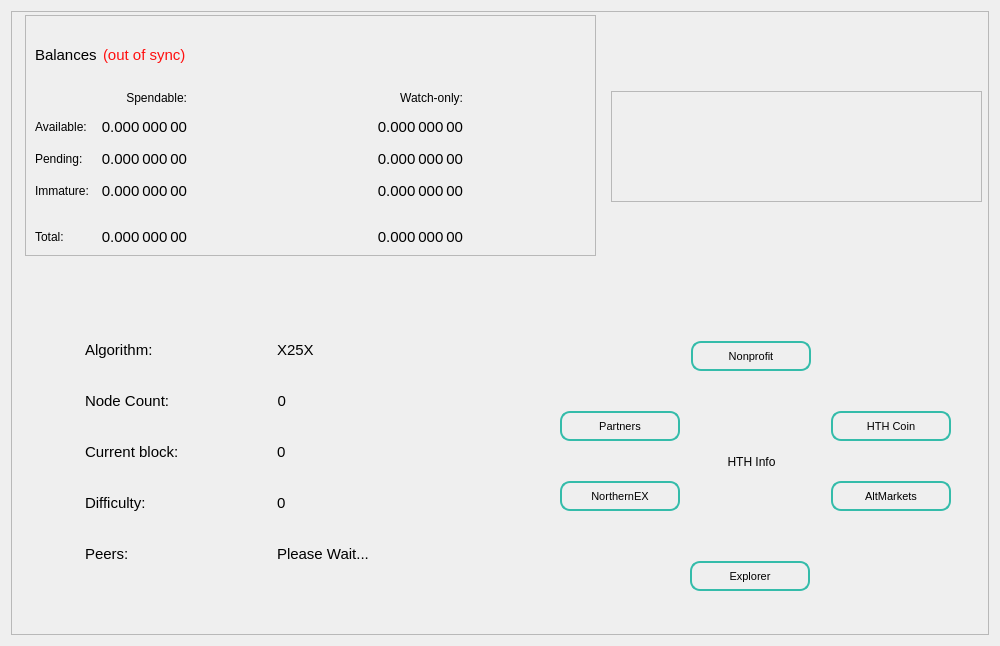
First picture: the form in src/qt/forms/overviewpage.ui, repository HTHcoin/helpthehomelesscoin, before the edit.
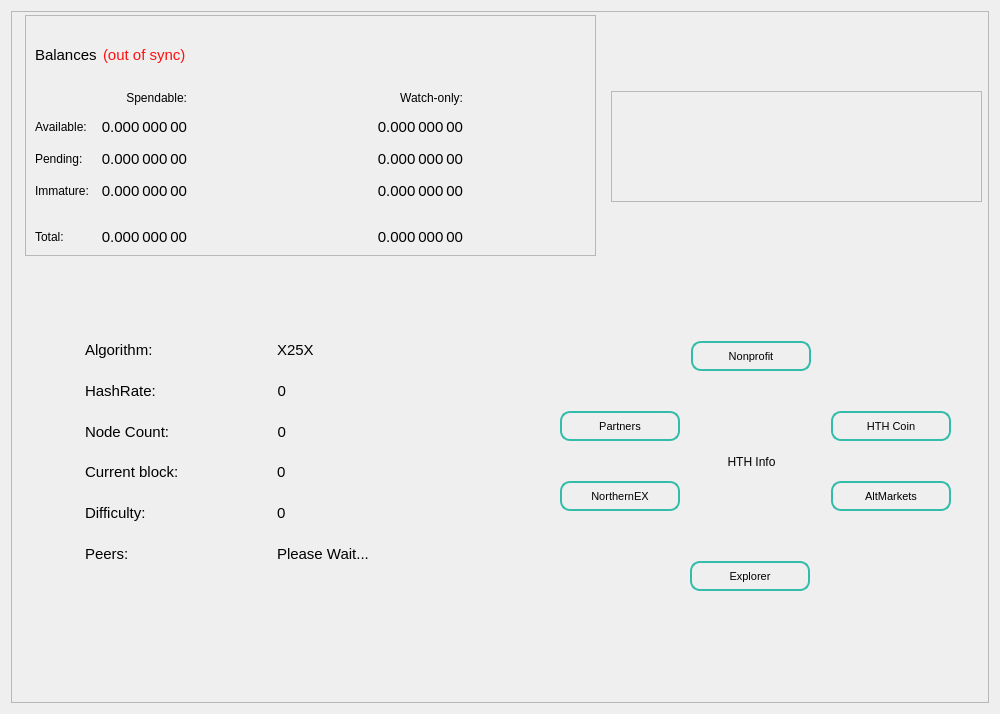
Second picture: the form after the edit.

```diff
--- a/src/qt/forms/overviewpage.ui
+++ b/src/qt/forms/overviewpage.ui
@@ -7,7 +7,7 @@
     <x>0</x>
     <y>0</y>
     <width>1000</width>
-    <height>646</height>
+    <height>714</height>
    </rect>
   </property>
   <property name="sizePolicy">
@@ -91,6 +91,29 @@
           <enum>QFrame::Raised</enum>
          </property>
          <layout class="QGridLayout" name="gridLayout_5">
+          <item row="4" column="1">
+           <widget class="QLabel" name="countLabelDIP3">
+            <property name="sizePolicy">
+             <sizepolicy hsizetype="Fixed" vsizetype="Fixed">
+              <horstretch>0</horstretch>
+              <verstretch>0</verstretch>
+             </sizepolicy>
+            </property>
+            <property name="text">
+             <string>0</string>
+            </property>
+            <property name="alignment">
+             <set>Qt::AlignRight|Qt::AlignTrailing|Qt::AlignVCenter</set>
+            </property>
+           </widget>
+          </item>
+          <item row="4" column="0">
+           <widget class="QLabel" name="label_count_3">
+            <property name="text">
+             <string>Node Count:</string>
+            </property>
+           </widget>
+          </item>
           <item row="0" column="0">
            <widget class="QLabel" name="label_Algo">
             <property name="minimumSize">
@@ -116,16 +139,6 @@
             </property>
            </widget>
           </item>
-          <item row="11" column="1">
-           <widget class="QLabel" name="label_count_2">
-            <property name="styleSheet">
-             <string notr="true">;</string>
-            </property>
-            <property name="text">
-             <string>Please Wait...</string>
-            </property>
-           </widget>
-          </item>
           <item row="0" column="1">
            <widget class="QLabel" name="label_Algo_1">
             <property name="minimumSize">
@@ -151,55 +164,7 @@
             </property>
            </widget>
           </item>
-          <item row="7" column="0">
-           <widget class="QLabel" name="label_CurrentBlock">
-            <property name="minimumSize">
-             <size>
-              <width>110</width>
-              <height>0</height>
-             </size>
-            </property>
-            <property name="maximumSize">
-             <size>
-              <width>130</width>
-              <height>16777215</height>
-             </size>
-            </property>
-            <property name="styleSheet">
-             <string notr="true"/>
-            </property>
-            <property name="text">
-             <string>Current block:</string>
-            </property>
-            <property name="alignment">
-             <set>Qt::AlignVCenter</set>
-            </property>
-           </widget>
-          </item>
-          <item row="2" column="0">
-           <widget class="QLabel" name="label_count_3">
-            <property name="text">
-             <string>Node Count:</string>
-            </property>
-           </widget>
-          </item>
-          <item row="2" column="1">
-           <widget class="QLabel" name="countLabelDIP3">
-            <property name="sizePolicy">
-             <sizepolicy hsizetype="Fixed" vsizetype="Fixed">
-              <horstretch>0</horstretch>
-              <verstretch>0</verstretch>
-             </sizepolicy>
-            </property>
-            <property name="text">
-             <string>0</string>
-            </property>
-            <property name="alignment">
-             <set>Qt::AlignRight|Qt::AlignTrailing|Qt::AlignVCenter</set>
-            </property>
-           </widget>
-          </item>
-          <item row="7" column="1">
+          <item row="9" column="1">
            <widget class="QLabel" name="label_CurrentBlock_value_3">
             <property name="minimumSize">
              <size>
@@ -224,7 +189,7 @@
             </property>
            </widget>
           </item>
-          <item row="9" column="0">
+          <item row="11" column="0">
            <widget class="QLabel" name="label_Nethash_3">
             <property name="styleSheet">
              <string notr="true"/>
@@ -237,14 +202,14 @@
             </property>
            </widget>
           </item>
-          <item row="11" column="0">
+          <item row="13" column="0">
            <widget class="QLabel" name="labelMN">
             <property name="text">
              <string>Peers:</string>
             </property>
            </widget>
           </item>
-          <item row="9" column="1">
+          <item row="11" column="1">
            <widget class="QLabel" name="label_Nethash_value_3">
             <property name="text">
              <string>0</string>
@@ -254,18 +219,40 @@
             </property>
            </widget>
           </item>
-          <item row="8" column="0">
-           <spacer name="verticalSpacer_4">
-            <property name="orientation">
-             <enum>Qt::Vertical</enum>
+          <item row="13" column="1">
+           <widget class="QLabel" name="label_count_2">
+            <property name="styleSheet">
+             <string notr="true">;</string>
             </property>
-            <property name="sizeHint" stdset="0">
+            <property name="text">
+             <string>Please Wait...</string>
+            </property>
+           </widget>
+          </item>
+          <item row="9" column="0">
+           <widget class="QLabel" name="label_CurrentBlock">
+            <property name="minimumSize">
              <size>
-              <width>20</width>
-              <height>40</height>
+              <width>110</width>
+              <height>0</height>
              </size>
             </property>
-           </spacer>
+            <property name="maximumSize">
+             <size>
+              <width>130</width>
+              <height>16777215</height>
+             </size>
+            </property>
+            <property name="styleSheet">
+             <string notr="true"/>
+            </property>
+            <property name="text">
+             <string>Current block:</string>
+            </property>
+            <property name="alignment">
+             <set>Qt::AlignVCenter</set>
+            </property>
+           </widget>
           </item>
           <item row="1" column="0">
            <spacer name="verticalSpacer">
@@ -280,7 +267,20 @@
             </property>
            </spacer>
           </item>
-          <item row="3" column="0">
+          <item row="12" column="0">
+           <spacer name="verticalSpacer_5">
+            <property name="orientation">
+             <enum>Qt::Vertical</enum>
+            </property>
+            <property name="sizeHint" stdset="0">
+             <size>
+              <width>20</width>
+              <height>40</height>
+             </size>
+            </property>
+           </spacer>
+          </item>
+          <item row="5" column="0">
            <spacer name="verticalSpacer_2">
             <property name="orientation">
              <enum>Qt::Vertical</enum>
@@ -294,7 +294,7 @@
            </spacer>
           </item>
           <item row="10" column="0">
-           <spacer name="verticalSpacer_5">
+           <spacer name="verticalSpacer_4">
             <property name="orientation">
              <enum>Qt::Vertical</enum>
             </property>
@@ -306,6 +306,60 @@
             </property>
            </spacer>
           </item>
+          <item row="2" column="0">
+           <widget class="QLabel" name="label_Algo_2">
+            <property name="minimumSize">
+             <size>
+              <width>110</width>
+              <height>0</height>
+             </size>
+            </property>
+            <property name="maximumSize">
+             <size>
+              <width>130</width>
+              <height>16777215</height>
+             </size>
+            </property>
+            <property name="styleSheet">
+             <string notr="true"/>
+            </property>
+            <property name="text">
+             <string>HashRate:</string>
+            </property>
+            <property name="alignment">
+             <set>Qt::AlignVCenter</set>
+            </property>
+           </widget>
+          </item>
+          <item row="3" column="0">
+           <spacer name="verticalSpacer_6">
+            <property name="orientation">
+             <enum>Qt::Vertical</enum>
+            </property>
+            <property name="sizeHint" stdset="0">
+             <size>
+              <width>20</width>
+              <height>40</height>
+             </size>
+            </property>
+           </spacer>
+          </item>
+          <item row="2" column="1">
+           <widget class="QLabel" name="NetHashRate">
+            <property name="sizePolicy">
+             <sizepolicy hsizetype="Fixed" vsizetype="Fixed">
+              <horstretch>0</horstretch>
+              <verstretch>0</verstretch>
+             </sizepolicy>
+            </property>
+            <property name="text">
+             <string>0</string>
+            </property>
+            <property name="alignment">
+             <set>Qt::AlignRight|Qt::AlignTrailing|Qt::AlignVCenter</set>
+            </property>
+           </widget>
+          </item>
          </layout>
         </widget>
        </item>
```
